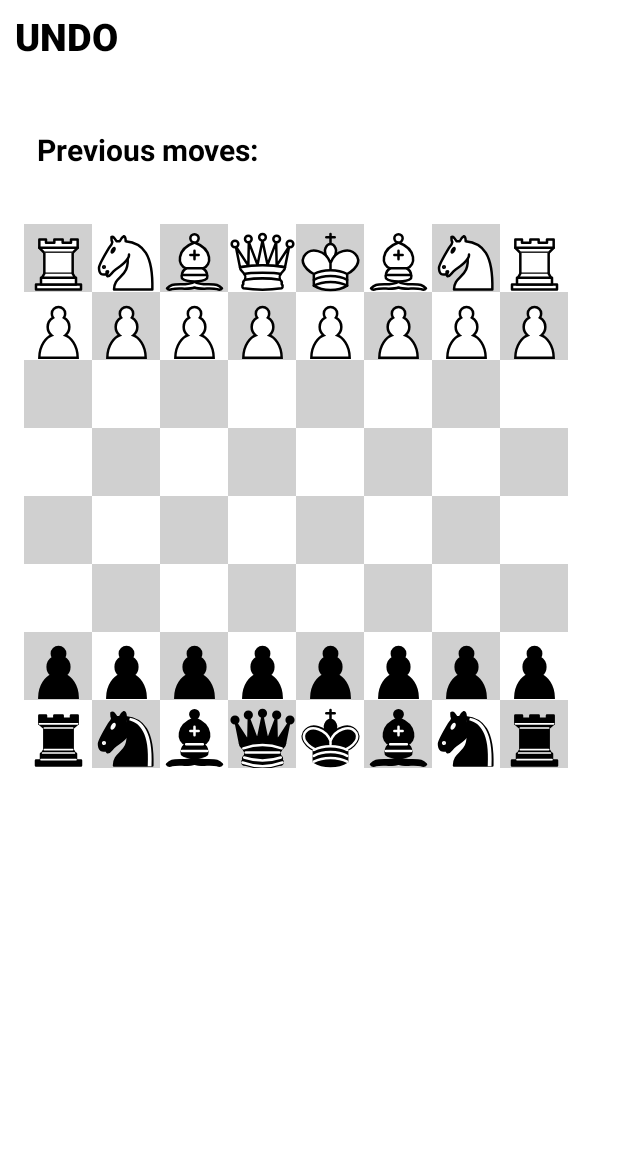
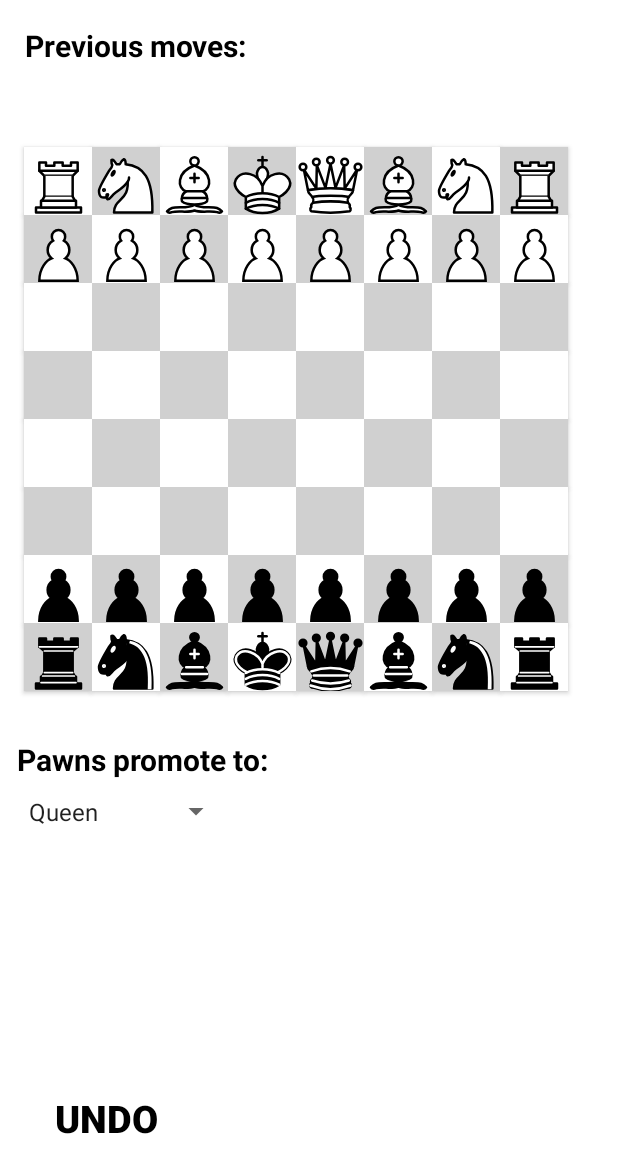
Before and after one commit to pss1u19/SmartChess, an Android app: the GameActivity screen opened directly, with no data from a screen before it, on a phone screen of 412 x 824 dp. Shown: the top 1173 px of the screen. Run offline under Robolectric (Android 15) with nearby library versions, the phone set to English and light mode, and no system bars; 1 statement that could not run was skipped.

Commit message:
commit 3

```diff
--- a/app/src/main/java/com/example/smartchess/GameActivity.kt
+++ b/app/src/main/java/com/example/smartchess/GameActivity.kt
@@ -3,7 +3,9 @@ package com.example.smartchess
 import androidx.appcompat.app.AppCompatActivity
 import android.os.Bundle
 import android.view.View
+import android.widget.ArrayAdapter
 import android.widget.Button
+import android.widget.Spinner
 import android.widget.TextView
 import java.util.*
 import kotlin.math.abs
@@ -13,9 +15,21 @@ class GameActivity : AppCompatActivity() {
     val moveStack = Stack<Move>()
     lateinit var moveDisplay: TextView
     var selected: Tile? = null
+    lateinit var promotionSelector : Spinner
     override fun onCreate(savedInstanceState: Bundle?) {
         super.onCreate(savedInstanceState)
         setContentView(R.layout.activity_game)
+        promotionSelector = findViewById(R.id.promotionSpinner)
+        ArrayAdapter.createFromResource(
+            this,
+            R.array.pieces,
+            android.R.layout.simple_spinner_item
+        ).also { adapter ->
+            // Specify the layout to use when the list of choices appears
+            adapter.setDropDownViewResource(android.R.layout.simple_spinner_dropdown_item)
+            // Apply the adapter to the spinner
+            promotionSelector.adapter = adapter
+        }
         moveDisplay = findViewById(R.id.moveDisplay)
         moveDisplay.text = "Previous moves: "
         val undoButton = findViewById<Button>(R.id.undoButton)
@@ -44,7 +58,6 @@ class GameActivity : AppCompatActivity() {
             }
         }
         assignTiles()
-        colourPlacement()
         placePieces()
         assignClickListener()
     }
@@ -58,48 +71,6 @@ class GameActivity : AppCompatActivity() {
         }
         while (!stack.isEmpty()) {
             moveStack.push(stack.pop())
-        }
-    }
-
-    fun colourPlacement() {
-        val isWhite = !(intent.extras?.get("Colour") as Boolean)
-        var oddLine = true
-        var oddTile = true
-        for (line in board) {
-            for (t in line) {
-                if (oddLine) {
-                    if (oddTile) {
-                        if (isWhite) {
-                            t.button.setBackgroundResource(R.drawable.gray_background)
-                        } else {
-                            t.button.setBackgroundResource(R.drawable.white_background)
-                        }
-                    } else {
-                        if (isWhite) {
-                            t.button.setBackgroundResource(R.drawable.white_background)
-                        } else {
-                            t.button.setBackgroundResource(R.drawable.gray_background)
-                        }
-                    }
-                } else {
-                    if (oddTile) {
-                        if (isWhite) {
-                            t.button.setBackgroundResource(R.drawable.white_background)
-                        } else {
-                            t.button.setBackgroundResource(R.drawable.gray_background)
-                        }
-                    } else {
-                        if (isWhite) {
-                            t.button.setBackgroundResource(R.drawable.gray_background)
-                        } else {
-                            t.button.setBackgroundResource(R.drawable.white_background)
-                        }
-                    }
-                }
-                oddTile = !oddTile
-            }
-            oddLine = !oddLine
-            oddTile = true
         }
     }
 
@@ -123,7 +94,7 @@ class GameActivity : AppCompatActivity() {
             board[0][4].piece =
                 King(R.drawable.white_king, board[0][4], board, true, moveStack)
             for (t in board[1]) {
-                t.piece = Pawn(R.drawable.white_pawn, t, board, true, moveStack)
+                t.piece = Pawn(R.drawable.white_pawn, t, board, true, moveStack,promotionSelector)
             }
             board[7][0].piece =
                 Rook(R.drawable.black_rook, board[7][0], board, false, moveStack)
@@ -142,7 +113,7 @@ class GameActivity : AppCompatActivity() {
             board[7][4].piece =
                 King(R.drawable.black_king, board[7][4], board, false, moveStack)
             for (t in board[6]) {
-                t.piece = Pawn(R.drawable.black_pawn, t, board, false, moveStack)
+                t.piece = Pawn(R.drawable.black_pawn, t, board, false, moveStack,promotionSelector)
             }
             for (t in board[0]) t.update()
             for (t in board[1]) t.update()
@@ -162,12 +133,12 @@ class GameActivity : AppCompatActivity() {
                 Bishop(R.drawable.white_bishop, board[7][2], board, false, moveStack)
             board[7][5].piece =
                 Bishop(R.drawable.white_bishop, board[7][5], board, false, moveStack)
+            board[7][4].piece =
+                Queen(R.drawable.white_queen, board[7][4], board, false, moveStack)
             board[7][3].piece =
-                Queen(R.drawable.white_queen, board[7][3], board, false, moveStack)
-            board[7][4].piece =
-                King(R.drawable.white_king, board[7][4], board, false, moveStack)
+                King(R.drawable.white_king, board[7][3], board, false, moveStack)
             for (t in board[6]) {
-                t.piece = Pawn(R.drawable.white_pawn, t, board, false, moveStack)
+                t.piece = Pawn(R.drawable.white_pawn, t, board, false, moveStack,promotionSelector)
             }
             board[0][0].piece =
                 Rook(R.drawable.black_rook, board[0][0], board, true, moveStack)
@@ -181,12 +152,12 @@ class GameActivity : AppCompatActivity() {
                 Bishop(R.drawable.black_bishop, board[0][2], board, true, moveStack)
             board[0][5].piece =
                 Bishop(R.drawable.black_bishop, board[0][5], board, true, moveStack)
+            board[0][4].piece =
+                Queen(R.drawable.black_queen, board[0][4], board, true, moveStack)
             board[0][3].piece =
-                Queen(R.drawable.black_queen, board[0][3], board, true, moveStack)
-            board[0][4].piece =
-                King(R.drawable.black_king, board[0][4], board, true, moveStack)
+                King(R.drawable.black_king, board[0][3], board, true, moveStack)
             for (t in board[1]) {
-                t.piece = Pawn(R.drawable.black_pawn, t, board, true, moveStack)
+                t.piece = Pawn(R.drawable.black_pawn, t, board, true, moveStack,promotionSelector)
             }
             for (t in board[0]) t.update()
             for (t in board[1]) t.update()
--- a/app/src/main/res/drawable/gray_background.xml
+++ /dev/null
@@ -1,4 +0,0 @@
-<vector android:height="50dp" android:viewportHeight="100"
-    android:viewportWidth="100" android:width="50dp" xmlns:android="http://schemas.android.com/apk/res/android">
-    <path android:fillColor="@color/light_gray" android:pathData="M0,0h100v100h-100z"/>
-</vector>
--- a/app/src/main/res/drawable/white_background.xml
+++ /dev/null
@@ -1,4 +0,0 @@
-<vector android:height="50dp" android:viewportHeight="100"
-    android:viewportWidth="100" android:width="50dp" xmlns:android="http://schemas.android.com/apk/res/android">
-    <path android:fillColor="@color/white" android:pathData="M0,0h100v100h-100z"/>
-</vector>
--- a/app/src/main/res/layout/activity_game.xml
+++ b/app/src/main/res/layout/activity_game.xml
@@ -478,7 +478,7 @@
         app:layout_constraintHorizontal_bias="0.043"
         app:layout_constraintStart_toStartOf="parent"
         app:layout_constraintTop_toTopOf="parent"
-        app:layout_constraintVertical_bias="0.599" />
+        app:layout_constraintVertical_bias="0.533" />
 
     <Button
         android:id="@+id/t01"
@@ -538,29 +538,61 @@
 
     <Button
         android:id="@+id/undoButton"
+        style="@style/BorderlessNoBackground"
         android:layout_width="wrap_content"
         android:layout_height="wrap_content"
+        android:layout_marginTop="210dp"
         android:text="undo"
         android:textColor="@color/black"
         android:textSize="25sp"
         android:textStyle="bold"
-        style="@style/BorderlessNoBackground"
-        tools:layout_editor_absoluteX="34dp"
-        tools:layout_editor_absoluteY="610dp" />
+        app:layout_constraintBottom_toBottomOf="parent"
+        app:layout_constraintEnd_toEndOf="parent"
+        app:layout_constraintHorizontal_bias="0.083"
+        app:layout_constraintStart_toStartOf="parent"
+        app:layout_constraintTop_toBottomOf="@+id/t00"
+        app:layout_constraintVertical_bias="0.479" />
 
     <TextView
         android:id="@+id/moveDisplay"
         android:layout_width="wrap_content"
         android:layout_height="wrap_content"
         android:layout_marginBottom="36sp"
-        android:textStyle="bold"
         android:textColor="@color/black"
         android:textSize="20sp"
+        android:textStyle="bold"
         app:layout_constraintBottom_toTopOf="@+id/t70"
         app:layout_constraintEnd_toEndOf="parent"
-        app:layout_constraintHorizontal_bias="0.096"
+        app:layout_constraintHorizontal_bias="0.065"
         app:layout_constraintStart_toStartOf="parent"
         app:layout_constraintTop_toTopOf="parent"
-        app:layout_constraintVertical_bias="1.0" />
+        app:layout_constraintVertical_bias="0.484" />
+
+    <TextView
+        android:id="@+id/promotionTextView"
+        android:layout_width="wrap_content"
+        android:layout_height="wrap_content"
+        android:layout_marginTop="19dp"
+        android:text="Pawns promote to:"
+        android:textColor="@color/black"
+        android:textSize="20sp"
+        android:textStyle="bold"
+        app:layout_constraintBottom_toBottomOf="parent"
+        app:layout_constraintEnd_toEndOf="parent"
+        app:layout_constraintHorizontal_bias="0.045"
+        app:layout_constraintStart_toStartOf="parent"
+        app:layout_constraintTop_toBottomOf="@+id/t00"
+        app:layout_constraintVertical_bias="0.039" />
+
+    <Spinner
+        android:id="@+id/promotionSpinner"
+        android:layout_width="143sp"
+        android:layout_height="34sp"
+        android:layout_marginStart="0sp"
+        android:layout_marginTop="4dp"
+        app:layout_constraintEnd_toEndOf="parent"
+        app:layout_constraintHorizontal_bias="0.0"
+        app:layout_constraintStart_toStartOf="@+id/promotionTextView"
+        app:layout_constraintTop_toBottomOf="@+id/promotionTextView" />
 
 </androidx.constraintlayout.widget.ConstraintLayout>
--- /dev/null
+++ b/app/src/main/res/values/stringArray.xml
@@ -0,0 +1,9 @@
+<?xml version="1.0" encoding="utf-8"?>
+<resources>
+    <string-array name="pieces">
+        <item>Queen</item>
+        <item>Bishop</item>
+        <item>Knight</item>
+        <item>Rook</item>
+    </string-array>
+</resources>
--- a/app/src/main/res/values/strings.xml
+++ b/app/src/main/res/values/strings.xml
@@ -1,3 +1,4 @@
 <resources>
     <string name="app_name">SmartChess</string>
+
 </resources>
```
Also changed, not shown: app/src/main/java/com/example/smartchess/Piece.kt (+257 -17 lines).
